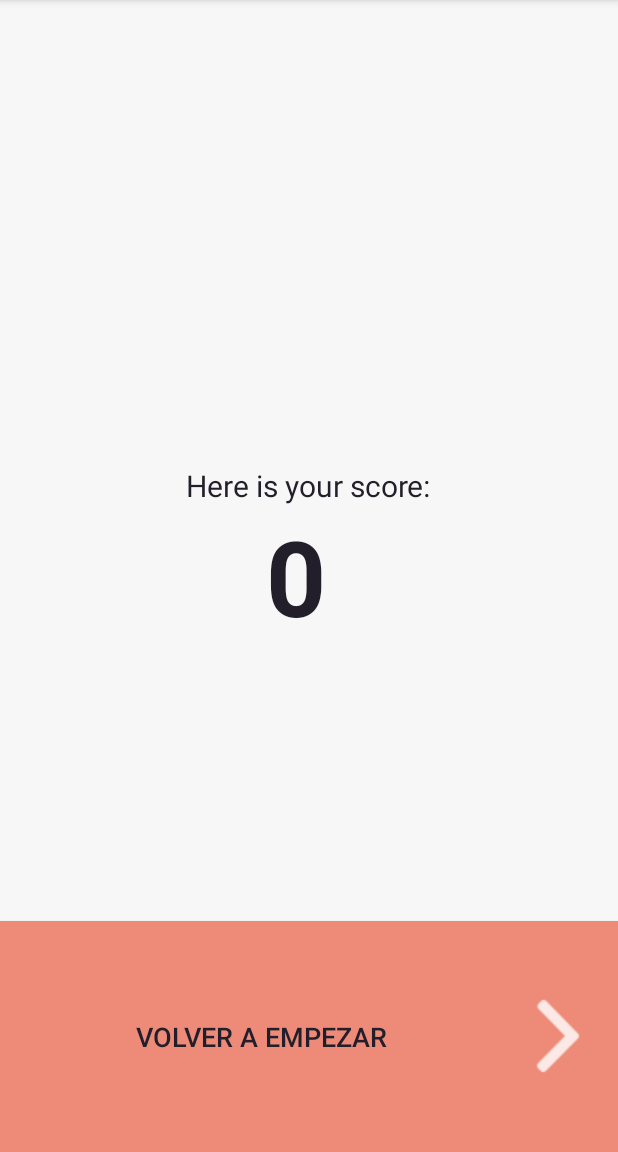
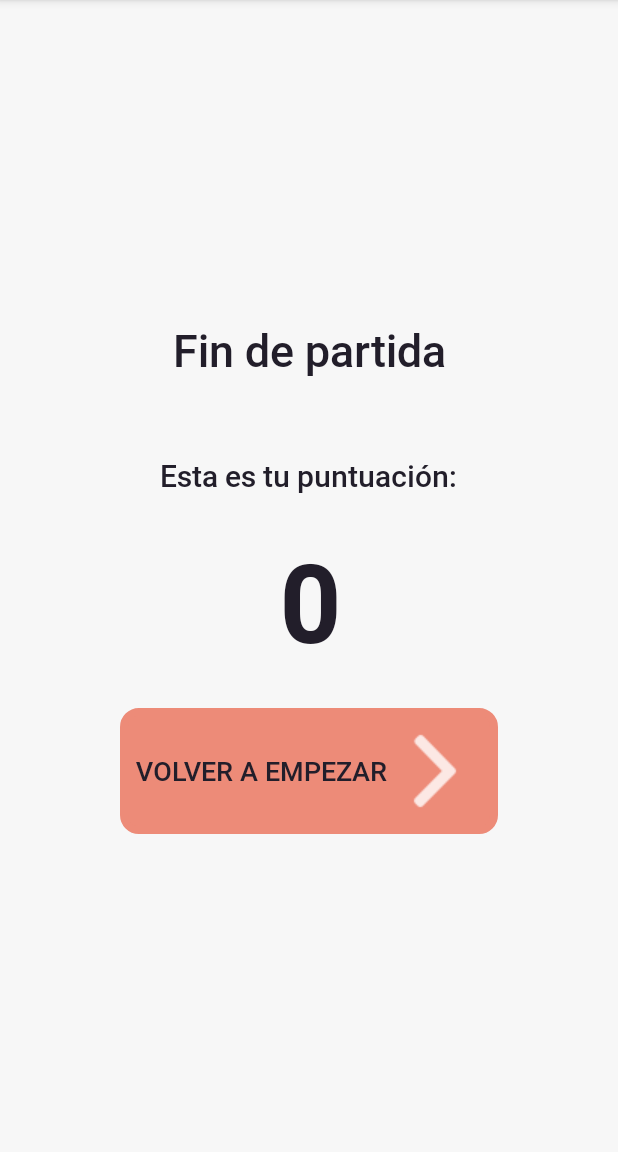
Before and after one commit to oscar-llury/FastQuiz-LDM20-21, an Android app: the FinalScore screen opened directly, with no data from a screen before it, on a phone screen of 412 x 824 dp, the part 84-1236 px from its top. Run offline under Robolectric (Android 15) with nearby library versions, the phone set to English and light mode, and no system bars.

Commit message:
upgrades in star and score activities

```diff
--- a/app/src/main/AndroidManifest.xml
+++ b/app/src/main/AndroidManifest.xml
@@ -9,7 +9,6 @@
         android:roundIcon="@mipmap/ic_launcher_round"
         android:supportsRtl="true"
         android:theme="@style/FastQuizTheme">
-        <activity android:name=".Score"></activity>
         <activity android:name=".FinalScore" />
         <activity android:name=".Game" />
         <activity android:name=".MainActivity">
--- a/app/src/main/java/com/code/fastquiz/FinalScore.java
+++ b/app/src/main/java/com/code/fastquiz/FinalScore.java
@@ -22,7 +22,7 @@ public class FinalScore extends AppCompatActivity {
             score.setText("0");
         else score.setText(Integer.toString(playerScore));
 
-        menu = (Button) findViewById(R.id.menu);
+        menu = (Button) findViewById(R.id.button_start_game);
 
         menu.setOnClickListener(new View.OnClickListener() {
             @Override
--- /dev/null
+++ b/app/src/main/res/drawable-v24/button_start.xml
@@ -0,0 +1,17 @@
+<?xml version="1.0" encoding="utf-8"?>
+<shape xmlns:android="http://schemas.android.com/apk/res/android">
+
+    <solid
+        android:color="@color/MenuColor" >
+    </solid>
+
+    <stroke
+        android:width="5dp"
+        android:color="@color/MenuColor">
+    </stroke>
+
+    <corners
+        android:radius="10dp">
+    </corners>
+
+</shape>
--- /dev/null
+++ b/app/src/main/res/drawable/button_start.xml
@@ -0,0 +1,17 @@
+<?xml version="1.0" encoding="utf-8"?>
+<shape xmlns:android="http://schemas.android.com/apk/res/android">
+
+    <solid
+        android:color="@color/MenuColor" >
+    </solid>
+
+    <stroke
+        android:width="5dp"
+        android:color="@color/MenuColor">
+    </stroke>
+
+    <corners
+        android:radius="10dp">
+    </corners>
+
+</shape>
--- a/app/src/main/res/layout/activity_final_score.xml
+++ b/app/src/main/res/layout/activity_final_score.xml
@@ -6,52 +6,81 @@
     android:layout_height="match_parent"
     tools:context=".FinalScore">
 
-    <TextView
-        android:id="@+id/textView"
-        android:layout_width="192dp"
-        android:layout_height="0dp"
-        android:layout_marginTop="310dp"
-        android:layout_marginBottom="149dp"
-        android:capitalize="characters"
-        android:gravity="center_horizontal"
-        android:text="@string/your_score"
-        android:textColor="@color/textColor"
-        android:textSize="20sp"
-        app:layout_constraintBottom_toTopOf="@+id/menu"
+    <androidx.constraintlayout.widget.ConstraintLayout
+        android:id="@+id/constraintLayout2"
+        android:layout_width="match_parent"
+        android:layout_height="wrap_content"
+        android:layout_marginTop="50dp"
+        android:layout_marginBottom="50dp"
+        app:layout_constraintBottom_toBottomOf="parent"
         app:layout_constraintEnd_toEndOf="parent"
-        app:layout_constraintHorizontal_bias="0.497"
+        app:layout_constraintHorizontal_bias="0.0"
         app:layout_constraintStart_toStartOf="parent"
-        app:layout_constraintTop_toTopOf="parent" />
+        app:layout_constraintTop_toTopOf="parent">
 
         <TextView
             android:id="@+id/score"
             android:layout_width="wrap_content"
             android:layout_height="wrap_content"
-        android:layout_marginStart="93dp"
-        android:layout_marginTop="337dp"
+            android:layout_marginTop="24dp"
+            android:layout_marginBottom="24dp"
+            android:fontFamily="@font/roboto_medium"
             android:gravity="center"
             android:textAllCaps="true"
             android:textColor="@color/textColor"
             android:textSize="70sp"
             android:textStyle="bold"
-        app:layout_constraintEnd_toEndOf="@+id/textView"
+            app:layout_constraintBottom_toTopOf="@+id/button_start_game"
+            app:layout_constraintEnd_toEndOf="parent"
             app:layout_constraintStart_toStartOf="parent"
-        app:layout_constraintTop_toTopOf="parent" />
+            app:layout_constraintTop_toBottomOf="@+id/textView" />
+
+        <TextView
+            android:id="@+id/textView"
+            android:layout_width="wrap_content"
+            android:layout_height="wrap_content"
+            android:layout_marginTop="50dp"
+            android:fontFamily="@font/roboto_medium"
+            android:gravity="center_horizontal"
+            android:text="@string/your_score"
+            android:textColor="@color/textColor"
+            android:textSize="20sp"
+            app:layout_constraintEnd_toEndOf="parent"
+            app:layout_constraintHorizontal_bias="0.497"
+            app:layout_constraintStart_toStartOf="parent"
+            app:layout_constraintTop_toBottomOf="@+id/textView4" />
 
         <Button
-        android:id="@+id/menu"
-        android:layout_width="0dp"
-        android:layout_height="0dp"
-        android:background="@color/MenuColor"
-        android:drawableRight="@drawable/go_icon"
-        android:padding="8dp"
+            android:id="@+id/button_start_game"
+            android:layout_width="wrap_content"
+            android:layout_height="wrap_content"
+            android:background="@drawable/button_start"
+            android:drawableEnd="@drawable/go_icon"
+            android:fontFamily="@font/roboto_medium"
+            android:paddingLeft="10dp"
+            android:paddingTop="10dp"
+            android:paddingRight="10dp"
+            android:paddingBottom="10dp"
             android:text="@string/menu"
             android:textColor="@color/textColor"
             android:textSize="18sp"
             app:layout_constraintBottom_toBottomOf="parent"
             app:layout_constraintEnd_toEndOf="parent"
+            app:layout_constraintStart_toStartOf="parent" />
+
+        <TextView
+            android:id="@+id/textView4"
+            android:layout_width="wrap_content"
+            android:layout_height="wrap_content"
+            android:fontFamily="@font/roboto_medium"
+            android:gravity="center"
+            android:text="@string/finalTittle"
+            android:textColor="@color/textColor"
+            android:textSize="30sp"
+            app:layout_constraintEnd_toEndOf="parent"
             app:layout_constraintStart_toStartOf="parent"
-        app:layout_constraintTop_toBottomOf="@+id/textView" />
+            app:layout_constraintTop_toTopOf="parent" />
+    </androidx.constraintlayout.widget.ConstraintLayout>
 
 
 </androidx.constraintlayout.widget.ConstraintLayout>
--- a/app/src/main/res/values/strings.xml
+++ b/app/src/main/res/values/strings.xml
@@ -3,16 +3,20 @@
 
     <!-- activity_main -->
     <string name="star_game">Comenzar juego</string>
+    <string name="star_text">Bienvenido a FastQuiz</string>
+    <string name="star_text2">prepárate para poner a prueba tu conocimiento...</string>
 
     <string name="answer_text">¿Deseas continuar?</string>
     <string name="wrong_answer_exit">Salir</string>
     <string name="wrong_answer_continue">Continuar</string>
     <string name="popUpCorrect">Has acertado!</string>
     <string name="popUpIncorrect">Respuesta errónea.</string>
-    <string name="popUpOver">Game Over.</string>
+    <string name="popUpOver">Game Over!</string>
 
     <!-- activity_finalscore -->
     <string name="score">Score: </string>
-    <string name="your_score">Here is your score:</string>
+    <string name="your_score">Esta es tu puntuación:</string>
     <string name="menu">Volver a Empezar</string>
+    <string name="finalTittle">Fin de partida</string>
+
 </resources>
```
Also changed, not shown: app/src/main/java/com/code/fastquiz/Score.java (deleted, +0 -14 lines), app/src/main/res/drawable-v24/button_answer.xml (added, +8 -0 lines), app/src/main/res/layout/activity_main.xml (+50 -6 lines), app/src/main/res/layout/activity_score.xml (deleted, +0 -9 lines). Lines whose indentation alone changed are shown as unchanged.
